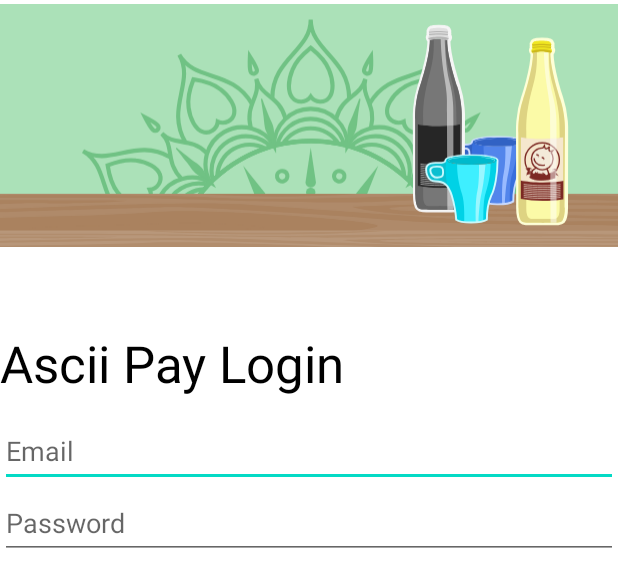
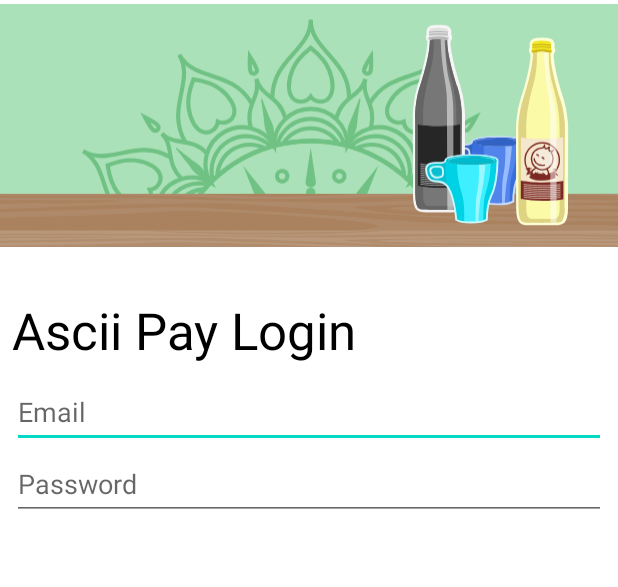
Before and after one commit to ascii-dresden/ascii-pay-android, an Android app: the layout password_prompt.xml on its own in the app's theme, with its tools: preview values and no code run, on a phone screen of 412 x 824 dp. Shown: the top 587 px of the screen. Run offline under Robolectric (Android 15) with nearby library versions, the phone set to English and light mode, and no system bars.

Commit message:
using constraint layout for login layout

```diff
--- a/app/src/main/java/org/ascii/asciiPayCompanion/MainActivity.kt
+++ b/app/src/main/java/org/ascii/asciiPayCompanion/MainActivity.kt
@@ -36,6 +36,8 @@
         //  which is why it is done relatively late
         accountManager = AccountDataManager(this, lifecycle)
         accountManager.registerAccountUser(AccountListener())
+
+        // create login ui for testing purposes
     }
 
     inner class AccountListener : AccountUser {
--- a/app/src/main/res/layout/password_prompt.xml
+++ b/app/src/main/res/layout/password_prompt.xml
@@ -1,5 +1,5 @@
 <?xml version="1.0" encoding="utf-8"?>
-<LinearLayout xmlns:android="http://schemas.android.com/apk/res/android"
+<androidx.constraintlayout.widget.ConstraintLayout xmlns:android="http://schemas.android.com/apk/res/android"
     xmlns:app="http://schemas.android.com/apk/res-auto"
     xmlns:tools="http://schemas.android.com/tools"
     android:id="@+id/layout_root"
@@ -8,48 +8,59 @@
     android:orientation="vertical">
 
 
-    <FrameLayout
-        android:layout_width="wrap_content"
-        android:layout_height="wrap_content">
-
-        <ImageView
-            android:id="@+id/imageView3"
-            android:layout_width="wrap_content"
-            android:layout_height="167dp"
-            app:srcCompat="@drawable/ic_ascii_pay_banner" />
-
-    </FrameLayout>
-
-    <Space
-        android:layout_width="match_parent"
-        android:layout_height="52dp" />
-
     <TextView
-        android:id="@+id/textView"
-        android:layout_width="wrap_content"
-        android:layout_height="57dp"
+        android:id="@+id/LoginTitle"
+        android:layout_width="0dp"
+        android:layout_height="wrap_content"
+        android:layout_marginStart="8dp"
+        android:layout_marginTop="30dp"
+        android:layout_marginEnd="8dp"
         android:text="@string/ascii_pay_login"
         android:textAppearance="?android:attr/textAppearanceLarge"
         android:textColor="@color/black"
-        android:textSize="34sp" />
+        android:textSize="34sp"
+        app:layout_constraintEnd_toEndOf="parent"
+        app:layout_constraintStart_toStartOf="parent"
+        app:layout_constraintTop_toBottomOf="@+id/Backdrop" />
+
+    <ImageView
+        android:id="@+id/Backdrop"
+        android:layout_width="wrap_content"
+        android:layout_height="167dp"
+        app:layout_constraintEnd_toEndOf="parent"
+        app:layout_constraintStart_toStartOf="parent"
+        app:layout_constraintTop_toTopOf="parent"
+        app:srcCompat="@drawable/ic_ascii_pay_banner"
+        tools:ignore="ContentDescription" />
 
     <EditText
-        android:id="@+id/editTextTextPersonName"
+        android:id="@+id/AccountEmail"
         android:layout_width="match_parent"
         android:layout_height="wrap_content"
+        android:layout_marginStart="8dp"
+        android:layout_marginTop="8dp"
+        android:layout_marginEnd="8dp"
         android:autofillHints=""
         android:ems="10"
         android:hint="@string/prompt_email"
         android:inputType="textWebEmailAddress"
-        android:minHeight="48dp" />
+        android:minHeight="48dp"
+        app:layout_constraintEnd_toEndOf="parent"
+        app:layout_constraintStart_toStartOf="parent"
+        app:layout_constraintTop_toBottomOf="@+id/LoginTitle" />
 
     <EditText
-        android:id="@+id/editTextTextPassword"
+        android:id="@+id/AccountPassword"
         android:layout_width="match_parent"
         android:layout_height="wrap_content"
+        android:layout_marginStart="8dp"
+        android:layout_marginEnd="8dp"
         android:ems="10"
         android:hint="@string/prompt_password"
         android:inputType="textPassword"
-        android:minHeight="48dp" />
+        android:minHeight="48dp"
+        app:layout_constraintEnd_toEndOf="parent"
+        app:layout_constraintStart_toStartOf="parent"
+        app:layout_constraintTop_toBottomOf="@+id/AccountEmail" />
 
-</LinearLayout>
+</androidx.constraintlayout.widget.ConstraintLayout>
```
